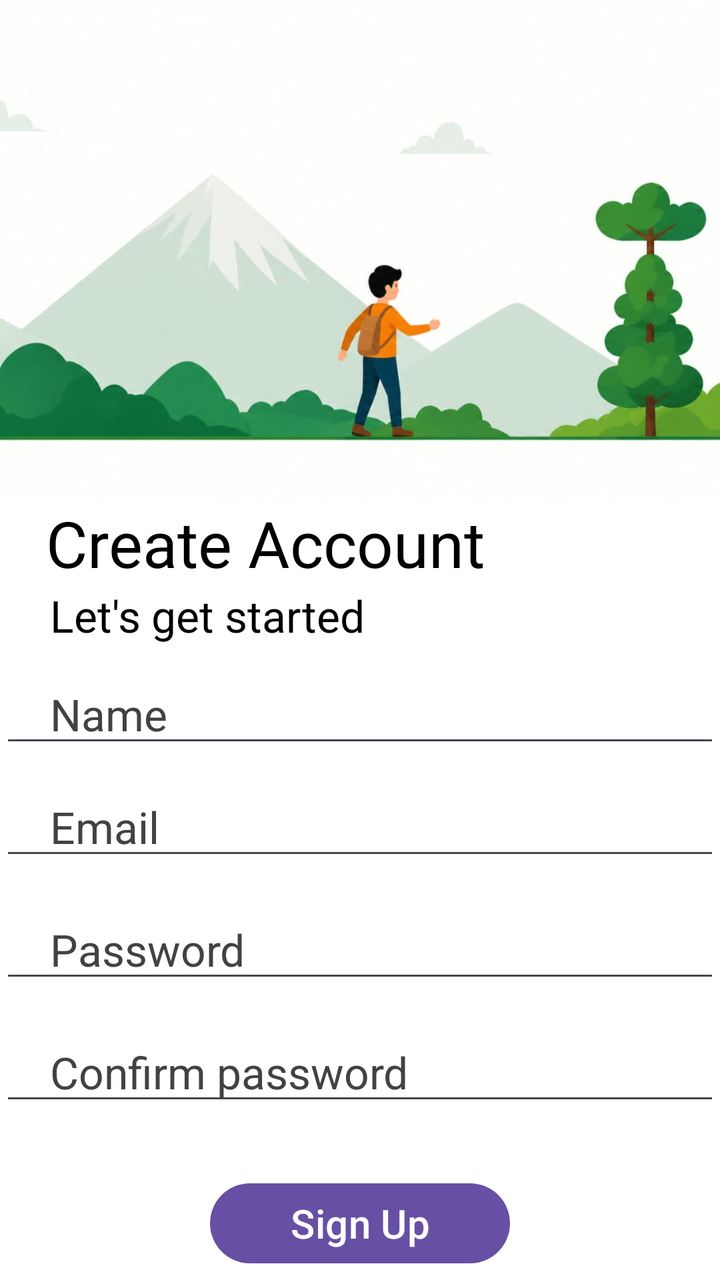
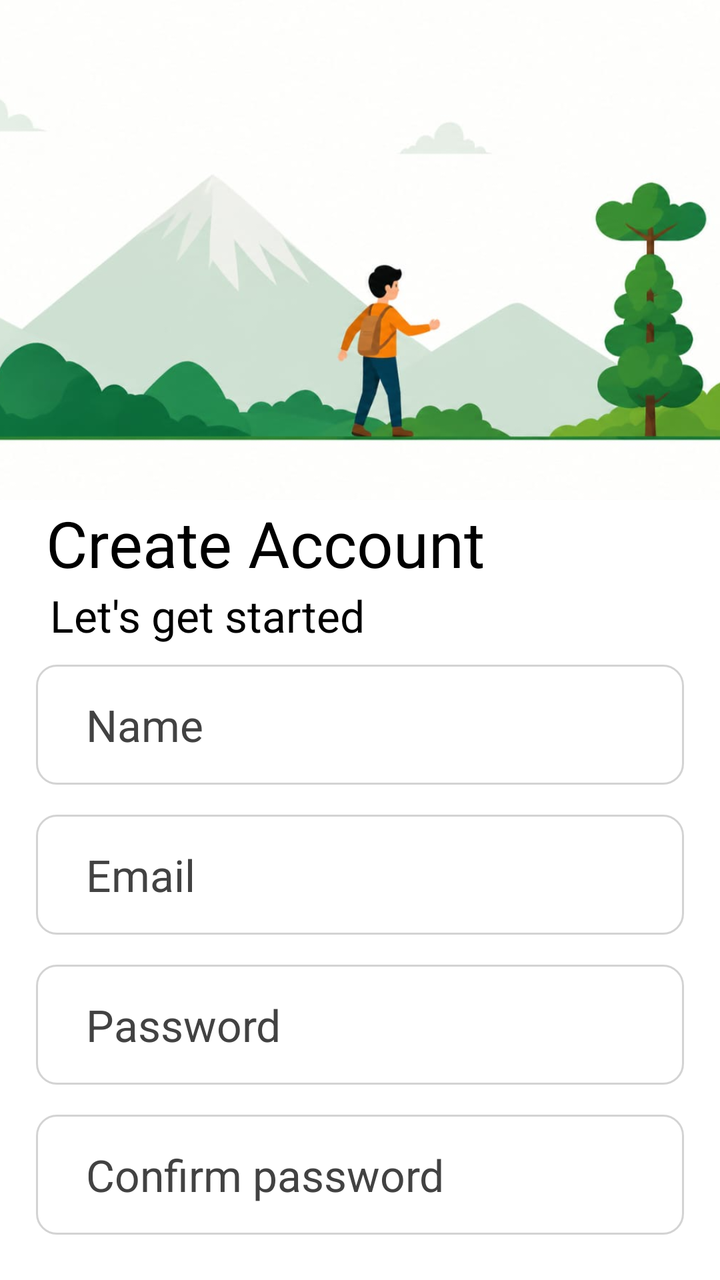

Before-and-after screenshots of an Android layout around one commit, followed by the original layout XML and the change that was made.
<!-- AndroidManifest.xml: application theme Theme.TrailSplit -->
<!-- res/layout/activity_signup.xml -->
<?xml version="1.0" encoding="utf-8"?>
<androidx.constraintlayout.widget.ConstraintLayout xmlns:android="http://schemas.android.com/apk/res/android"
    xmlns:app="http://schemas.android.com/apk/res-auto"
    xmlns:tools="http://schemas.android.com/tools"
    android:id="@+id/main"
    android:layout_width="match_parent"
    android:layout_height="match_parent"
    tools:context=".Signup"
    android:background="@color/white">

   <ImageView
       android:id="@+id/loginheader"
       android:layout_width="match_parent"
       android:layout_height="250dp"

       android:scaleType="centerCrop"
       android:src="@drawable/signup"
       app:layout_constraintTop_toTopOf="parent"
       android:contentDescription="@null"



       />

   <TextView
       android:id="@+id/welcome"
       android:layout_width="wrap_content"
       android:layout_height="wrap_content"
       android:text=" Create Account"

       android:textColor="@color/black"
       android:textSize="32sp"
       app:layout_constraintTop_toBottomOf="@id/loginheader"
       app:layout_constraintStart_toStartOf="@id/loginheader"
       android:paddingLeft="15dp"
       />

   <TextView
       android:id="@+id/statement"
       android:layout_width="wrap_content"
       android:layout_height="wrap_content"
       android:text="Let's get started"
       android:textColor="@color/black"
       android:textSize="22sp"
       android:paddingLeft="25dp"
       app:layout_constraintTop_toBottomOf="@id/welcome"
       app:layout_constraintStart_toStartOf="@id/welcome"


       />
   <EditText
       android:id="@+id/Name"
       android:layout_width="match_parent"
       android:layout_height="wrap_content"

       android:hint="Name"
       android:textColorHint="@color/cardview_dark_background"
      android:paddingStart="25dp"


       android:textSize="22sp"
       android:paddingTop="20dp"
       android:paddingLeft="15dp"
       app:layout_constraintTop_toBottomOf="@id/statement"
       app:layout_constraintStart_toStartOf="@id/statement"

       />
   <EditText
       android:id="@+id/email"
       android:layout_width="match_parent"
       android:layout_height="wrap_content"

       android:hint="Email"
      android:textColorHint="@color/cardview_dark_background"
       android:paddingStart="25dp"

       android:textSize="22sp"
       android:paddingTop="20dp"
       android:paddingLeft="15dp"
       app:layout_constraintTop_toBottomOf="@id/Name"
       app:layout_constraintStart_toStartOf="@id/Name"

       />

   <EditText
       android:id="@+id/password"
       android:layout_width="match_parent"
       android:layout_height="wrap_content"
       android:textColorHint="@color/cardview_dark_background"
       android:hint="Password"
       android:paddingStart="25dp"

       android:textSize="22sp"
       android:paddingTop="25dp"
       android:paddingLeft="15dp"
       app:layout_constraintTop_toBottomOf="@id/email"
       app:layout_constraintStart_toStartOf="@id/email"

       />
   <EditText
       android:id="@+id/confirm_password"
       android:layout_width="match_parent"
       android:layout_height="wrap_content"

       android:hint="Confirm password"
       android:paddingStart="25dp"
     android:textColorHint="@color/cardview_dark_background"

       android:textSize="22sp"
       android:paddingTop="25dp"
       android:paddingLeft="15dp"
       app:layout_constraintTop_toBottomOf="@id/password"
       app:layout_constraintStart_toStartOf="@id/password"

       />
   <Button
       android:id="@+id/btn"
       android:layout_width="150dp"
       android:layout_height="wrap_content"
       android:text="Sign Up"
       android:textSize="20sp"
       android:layout_marginTop="30dp"
       app:layout_constraintStart_toStartOf="@id/confirm_password"
       app:layout_constraintEnd_toEndOf="@id/confirm_password"

       app:layout_constraintTop_toBottomOf="@id/confirm_password"
       />

   <TextView
       android:id="@+id/account"
       android:layout_width="wrap_content"
       android:layout_height="wrap_content"
       android:text="Already have an account ? "
       android:textSize="16dp"
       android:textColor="@color/black"
       android:paddingTop="20dp"
       app:layout_constraintTop_toBottomOf="@id/btn"
       android:paddingLeft="95dp"
       app:layout_constraintStart_toStartOf="parent"
       app:layout_constraintBottom_toBottomOf="parent"
       android:layout_marginBottom="75dp"



       />
   <TextView
       android:id="@+id/signtolog"
       android:layout_width="wrap_content"
       android:layout_height="wrap_content"
       android:text="Login"
       android:textSize="18dp"

       app:layout_constraintStart_toEndOf="@id/account"
       app:layout_constraintTop_toBottomOf="@id/btn"
       android:paddingTop="20dp"
       android:paddingLeft="12dp"
       android:textColor="#2196F3"
       app:layout_constraintBottom_toBottomOf="parent"
       android:layout_marginBottom="75dp"
       />

</androidx.constraintlayout.widget.ConstraintLayout>
<!-- resources referenced by this layout -->
<resources>
  <color name="black">#FF000000</color>
  <color name="white">#FFFFFFFF</color>
  <!-- drawable signup: jpeg bitmap (drawable, 34832 bytes) -->
  <style name="Theme.TrailSplit" parent="Base.Theme.TrailSplit" />
  <style name="Base.Theme.TrailSplit" parent="Theme.Material3.DayNight.NoActionBar">
          
          
      </style>
</resources>

<!-- the commit's change to res/layout/activity_signup.xml (unified diff, before → after) -->
@@ -51,15 +51,18 @@
    <EditText
        android:id="@+id/Name"
        android:layout_width="match_parent"
-       android:layout_height="wrap_content"
+       android:layout_height="60dp"
 
        android:hint="Name"
        android:textColorHint="@color/cardview_dark_background"
       android:paddingStart="25dp"
+       android:layout_marginTop="10dp"
+       android:background="@drawable/edittext_background"
 
 
        android:textSize="22sp"
-       android:paddingTop="20dp"
+       android:layout_marginEnd="18dp"
+       android:layout_marginStart="18dp"
        android:paddingLeft="15dp"
        app:layout_constraintTop_toBottomOf="@id/statement"
        app:layout_constraintStart_toStartOf="@id/statement"
@@ -68,14 +71,17 @@
    <EditText
        android:id="@+id/email"
        android:layout_width="match_parent"
-       android:layout_height="wrap_content"
+       android:layout_height="60dp"
+       android:background="@drawable/edittext_background"
 
        android:hint="Email"
       android:textColorHint="@color/cardview_dark_background"
        android:paddingStart="25dp"
+       android:layout_marginTop="15dp"
 
        android:textSize="22sp"
-       android:paddingTop="20dp"
+       android:layout_marginEnd="18dp"
+       android:layout_marginStart="18dp"
        android:paddingLeft="15dp"
        app:layout_constraintTop_toBottomOf="@id/Name"
        app:layout_constraintStart_toStartOf="@id/Name"
@@ -85,13 +91,16 @@
    <EditText
        android:id="@+id/password"
        android:layout_width="match_parent"
-       android:layout_height="wrap_content"
+       android:layout_height="60dp"
        android:textColorHint="@color/cardview_dark_background"
        android:hint="Password"
        android:paddingStart="25dp"
+       android:background="@drawable/edittext_background"
 
        android:textSize="22sp"
-       android:paddingTop="25dp"
+       android:layout_marginTop="15dp"
+       android:layout_marginEnd="18dp"
+       android:layout_marginStart="18dp"
        android:paddingLeft="15dp"
        app:layout_constraintTop_toBottomOf="@id/email"
        app:layout_constraintStart_toStartOf="@id/email"
@@ -100,14 +109,17 @@
    <EditText
        android:id="@+id/confirm_password"
        android:layout_width="match_parent"
-       android:layout_height="wrap_content"
+       android:layout_height="60dp"
+       android:background="@drawable/edittext_background"
 
        android:hint="Confirm password"
        android:paddingStart="25dp"
      android:textColorHint="@color/cardview_dark_background"
 
        android:textSize="22sp"
-       android:paddingTop="25dp"
+       android:layout_marginEnd="18dp"
+       android:layout_marginStart="18dp"
+       android:layout_marginTop="15dp"
        android:paddingLeft="15dp"
        app:layout_constraintTop_toBottomOf="@id/password"
        app:layout_constraintStart_toStartOf="@id/password"
<!-- resource entries referenced after the edit -->
@@ -2,6 +2,20 @@
 <resources>
   <color name="black">#FF000000</color>
   <color name="white">#FFFFFFFF</color>
+  <!-- drawable edittext_background (drawable) -->
+  <?xml version="1.0" encoding="utf-8"?>
+  <shape xmlns:android="http://schemas.android.com/apk/res/android">
+  
+      <solid android:color="#FFFFFF"/>
+  
+      <stroke
+          android:width="1dp"
+          android:color="#D3D3D3"/>
+  
+      <corners
+          android:radius="10dp"/>
+  
+  </shape>
   <!-- drawable signup: jpeg bitmap (drawable, 34832 bytes) -->
   <style name="Theme.TrailSplit" parent="Base.Theme.TrailSplit" />
   <style name="Base.Theme.TrailSplit" parent="Theme.Material3.DayNight.NoActionBar">
